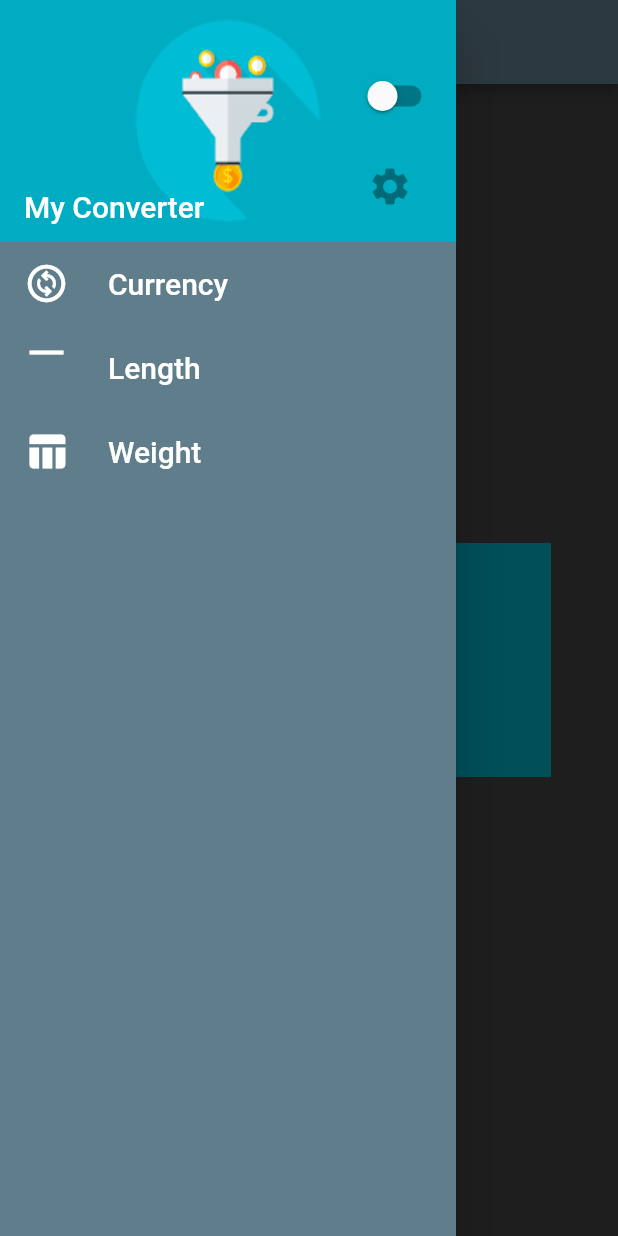
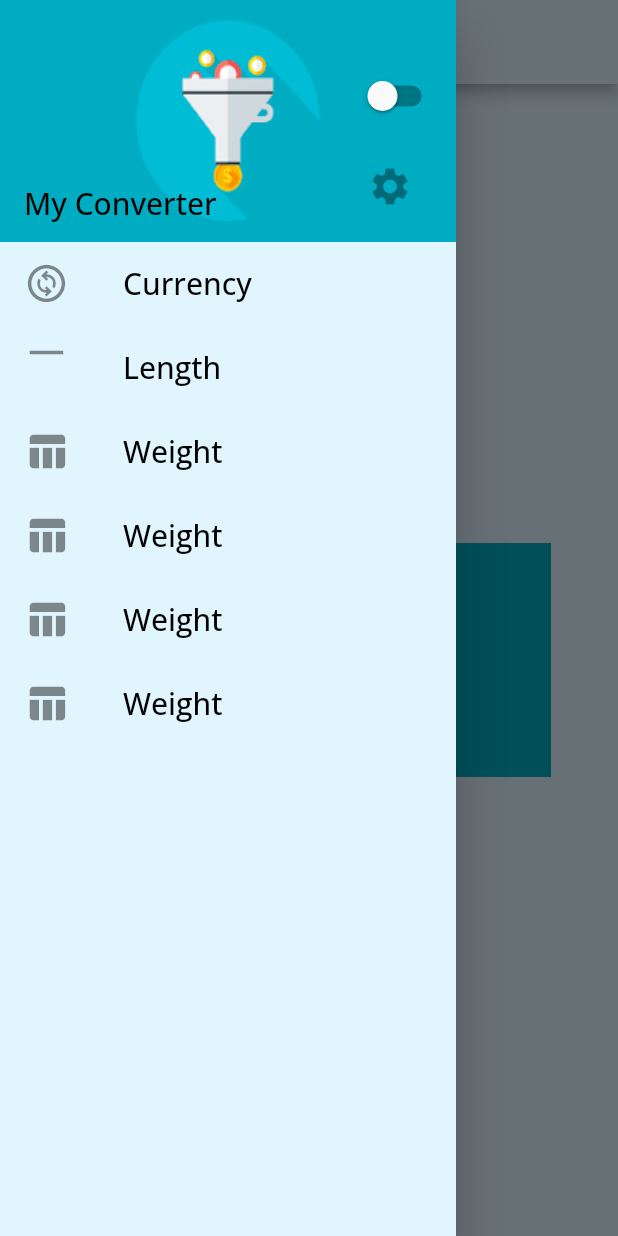
Before and after one commit to MikeAfegbua/unit_converter, a Flutter app: the screen it shows after launch, with the side drawer open, on a phone screen of 412 x 824 dp. Run offline on Flutter 3.47's test engine with Material 2 defaults, Android fonts, the light colour scheme and no system bars; our stand-ins replace google_fonts.

Commit message:
fixed theme switch

```diff
--- a/lib/components/drawer_head.dart
+++ b/lib/components/drawer_head.dart
@@ -1,4 +1,6 @@
 import 'package:flutter/material.dart';
+import 'package:phone_calculator/components/theme_manager.dart';
+import 'package:provider/provider.dart';
 
 class DrawerHead extends StatefulWidget {
   const DrawerHead({Key? key}) : super(key: key);
@@ -26,12 +28,14 @@ class _DrawerHeadState extends State<DrawerHead> {
             top: 40.0,
             right: 10.0,
             child: Switch(
+              value: val,
               onChanged: (newVal) {
+                Provider.of<ThemeManager>(context, listen: false).getVal =
+                    !Provider.of<ThemeManager>(context, listen: false).getVal;
                 setState(() {
                   val = newVal;
                 });
               },
-              value: val,
             ),
           ),
           const Positioned(
@@ -49,10 +53,7 @@ class _DrawerHeadState extends State<DrawerHead> {
             left: 16.0,
             child: Text(
               "My Converter",
-              style: TextStyle(
-                  color: Colors.white,
-                  fontSize: 20.0,
-                  fontWeight: FontWeight.w500),
+              //style: CalculatorTheme.lightTextTheme.headline2,
             ),
           ),
         ],
--- a/lib/components/drawer_list_tile.dart
+++ b/lib/components/drawer_list_tile.dart
@@ -16,14 +16,11 @@ class ListTiles extends StatelessWidget {
     return ListTile(
       title: Text(
         listTileName,
-        style: const TextStyle(
-          fontSize: 20.0,
-          color: Colors.white,
-        ),
+        //style: CalculatorTheme.lightTextTheme.headline2,
       ),
+      minLeadingWidth: 50,
       leading: Icon(
         myIconName,
-        color: Colors.white,
         size: 30.0,
       ),
       onTap: myNavRoute,
--- /dev/null
+++ b/lib/components/theme_manager.dart
@@ -0,0 +1,12 @@
+import 'package:flutter/material.dart';
+
+class ThemeManager extends ChangeNotifier {
+  bool _val = false;
+
+  bool get getVal => _val;
+
+  set getVal(bool value) {
+    _val = value;
+    notifyListeners();
+  }
+}
--- a/lib/main.dart
+++ b/lib/main.dart
@@ -3,23 +3,35 @@ import 'screens/currency.dart';
 import 'screens/weight.dart';
 import 'screens/lenght.dart';
 import 'theme.dart';
+import 'package:provider/provider.dart';
+import 'components/theme_manager.dart';
 
-void main() => runApp(MyApp());
+void main() => runApp(const MyApp());
 
-class MyApp extends StatelessWidget {
-  MyApp({Key? key}) : super(key: key);
-  final myTheme = CalculatorTheme();
+class MyApp extends StatefulWidget {
+  const MyApp({Key? key}) : super(key: key);
 
   @override
+  State<MyApp> createState() => _MyAppState();
+}
+
+class _MyAppState extends State<MyApp> {
+  @override
   Widget build(BuildContext context) {
+    return ChangeNotifierProvider(
+      create: (BuildContext context) => ThemeManager(),
+      child: Consumer<ThemeManager>(
+        builder: (BuildContext context, themeref, child) {
           return MaterialApp(
             title: 'Flutter App',
             debugShowCheckedModeBanner: false,
-      //theme: CalculatorTheme.light(),
-      theme: ThemeData(
-        primarySwatch: Colors.blueGrey,
-        canvasColor: Colors.blueGrey, //changes the drawer background color
-      ),
+            theme: CalculatorTheme.theme(themeref.getVal),
+
+            //  ThemeData(
+            //   primarySwatch: Colors.blueGrey,
+            //   canvasColor:
+            //       Colors.blueGrey, //changes the drawer background color
+            // ),
             home: const Currency(),
             routes: {
               Currency.id: (context) => const Currency(),
@@ -27,5 +39,8 @@ class MyApp extends StatelessWidget {
               Length.id: (context) => const Length(),
             },
           );
+        },
+      ),
+    );
   }
 }
--- a/lib/navigation_drawer.dart
+++ b/lib/navigation_drawer.dart
@@ -45,6 +45,33 @@ class _NavigationDrawerState extends State<NavigationDrawer> {
                   Weight.id,
                 );
               }),
+          ListTiles(
+              listTileName: 'Weight',
+              myIconName: Icons.table_chart,
+              myNavRoute: () {
+                Navigator.pushReplacementNamed(
+                  context,
+                  Weight.id,
+                );
+              }),
+          ListTiles(
+              listTileName: 'Weight',
+              myIconName: Icons.table_chart,
+              myNavRoute: () {
+                Navigator.pushReplacementNamed(
+                  context,
+                  Weight.id,
+                );
+              }),
+          ListTiles(
+              listTileName: 'Weight',
+              myIconName: Icons.table_chart,
+              myNavRoute: () {
+                Navigator.pushReplacementNamed(
+                  context,
+                  Weight.id,
+                );
+              }),
         ],
       ),
     );
--- a/lib/screens/currency.dart
+++ b/lib/screens/currency.dart
@@ -13,7 +13,6 @@ class _CurrencyState extends State<Currency> {
   @override
   Widget build(BuildContext context) {
     return Scaffold(
-      backgroundColor: Colors.grey[800],
       appBar: AppBar(
         title: const Text('Currency'),
       ),
--- a/lib/theme.dart
+++ b/lib/theme.dart
@@ -4,8 +4,8 @@ import 'package:google_fonts/google_fonts.dart';
 class CalculatorTheme {
   static TextTheme lightTextTheme = TextTheme(
     bodyText1: GoogleFonts.openSans(
-      fontSize: 14.0,
-      fontWeight: FontWeight.w700,
+      fontSize: 20.0,
+      fontWeight: FontWeight.w500,
       color: Colors.black,
     ),
     headline1: GoogleFonts.openSans(
@@ -15,89 +15,53 @@ class CalculatorTheme {
     ),
     headline2: GoogleFonts.openSans(
       fontSize: 21.0,
-      fontWeight: FontWeight.w700,
-      color: Colors.black,
-    ),
-    headline3: GoogleFonts.openSans(
-      fontSize: 16.0,
-      fontWeight: FontWeight.w600,
-      color: Colors.black,
-    ),
-    headline6: GoogleFonts.openSans(
-      fontSize: 20.0,
-      fontWeight: FontWeight.w600,
+      fontWeight: FontWeight.w400,
       color: Colors.black,
     ),
   );
 
   static TextTheme darkTextTheme = TextTheme(
     bodyText1: GoogleFonts.openSans(
-      fontSize: 14.0,
-      fontWeight: FontWeight.w700,
+      fontSize: 20.0,
+      fontWeight: FontWeight.w500,
       color: Colors.white,
     ),
     headline1: GoogleFonts.openSans(
-      fontSize: 32.0,
+      fontSize: 10.0,
       fontWeight: FontWeight.bold,
       color: Colors.white,
     ),
     headline2: GoogleFonts.openSans(
-      fontSize: 21.0,
-      fontWeight: FontWeight.w700,
-      color: Colors.white,
-    ),
-    headline3: GoogleFonts.openSans(
-      fontSize: 16.0,
-      fontWeight: FontWeight.w600,
-      color: Colors.white,
-    ),
-    headline6: GoogleFonts.openSans(
-      fontSize: 20.0,
-      fontWeight: FontWeight.w600,
+      fontSize: 25.0,
+      fontWeight: FontWeight.w200,
       color: Colors.white,
     ),
   );
 
-  static ThemeData light() {
+  static ThemeData theme(bool isDarkTheme) {
     return ThemeData(
-      brightness: Brightness.light,
-      checkboxTheme: CheckboxThemeData(
-        fillColor: MaterialStateColor.resolveWith(
-          (states) {
-            return Colors.black;
-          },
+      brightness: isDarkTheme ? Brightness.dark : Brightness.light,
+      scaffoldBackgroundColor:
+          isDarkTheme ? Colors.grey[800] : Colors.lightBlue[50],
+      listTileTheme: ListTileThemeData(
+        textColor: isDarkTheme ? Colors.white : Colors.black,
+      ),
+      appBarTheme: AppBarTheme(
+        backgroundColor: isDarkTheme ? Colors.grey[800] : Colors.lightBlue[50],
+        iconTheme: IconThemeData(
+          color: isDarkTheme ? Colors.white : Colors.black,
+        ),
+        titleTextStyle: TextStyle(
+          fontSize: 22,
+          color: isDarkTheme ? Colors.white : Colors.black,
         ),
       ),
-      appBarTheme: const AppBarTheme(
-        foregroundColor: Colors.black,
-        backgroundColor: Colors.white,
+      drawerTheme: DrawerThemeData(
+        backgroundColor: isDarkTheme ? Colors.grey[800] : Colors.lightBlue[50],
       ),
-      floatingActionButtonTheme: const FloatingActionButtonThemeData(
-        foregroundColor: Colors.white,
-        backgroundColor: Colors.black,
-      ),
-      bottomNavigationBarTheme: const BottomNavigationBarThemeData(
-        selectedItemColor: Colors.green,
-      ),
-      textTheme: lightTextTheme,
-    );
-  }
-
-  static ThemeData dark() {
-    return ThemeData(
-      brightness: Brightness.dark,
-      appBarTheme: AppBarTheme(
-        foregroundColor: Colors.white,
-        backgroundColor: Colors.grey[900],
-      ),
-      floatingActionButtonTheme: const FloatingActionButtonThemeData(
-        foregroundColor: Colors.white,
-        backgroundColor: Colors.green,
-      ),
-      bottomNavigationBarTheme: const BottomNavigationBarThemeData(
-        selectedItemColor: Colors.green,
-      ),
-      textTheme: darkTextTheme,
+      iconTheme: IconThemeData(
+          color: isDarkTheme ? Colors.lightBlue[50] : Colors.grey[800]),
+      textTheme: isDarkTheme ? darkTextTheme : lightTextTheme,
     );
   }
 }
--- a/pubspec.yaml
+++ b/pubspec.yaml
@@ -11,6 +11,7 @@ dependencies:
     sdk: flutter
   cupertino_icons: ^1.0.2
   google_fonts: ^2.2.0
+  provider: ^6.0.2
 
 dev_dependencies:
   flutter_test:
```
Also changed, not shown: pubspec.lock, 1 other file. Lines whose indentation alone changed are shown as unchanged.
